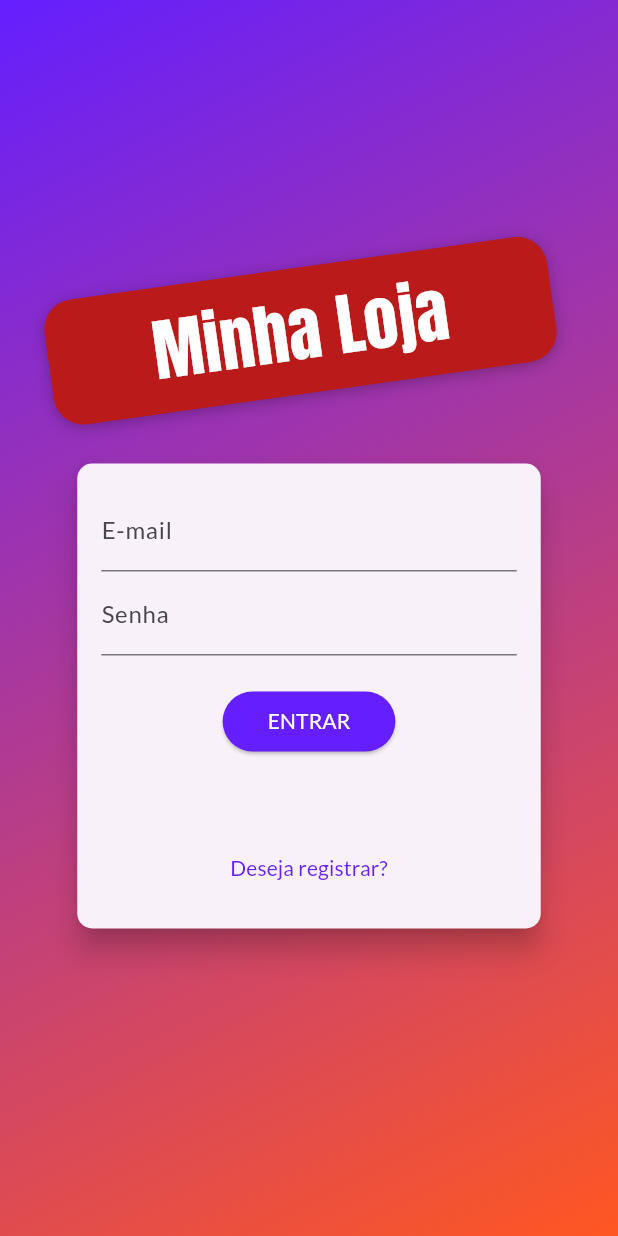
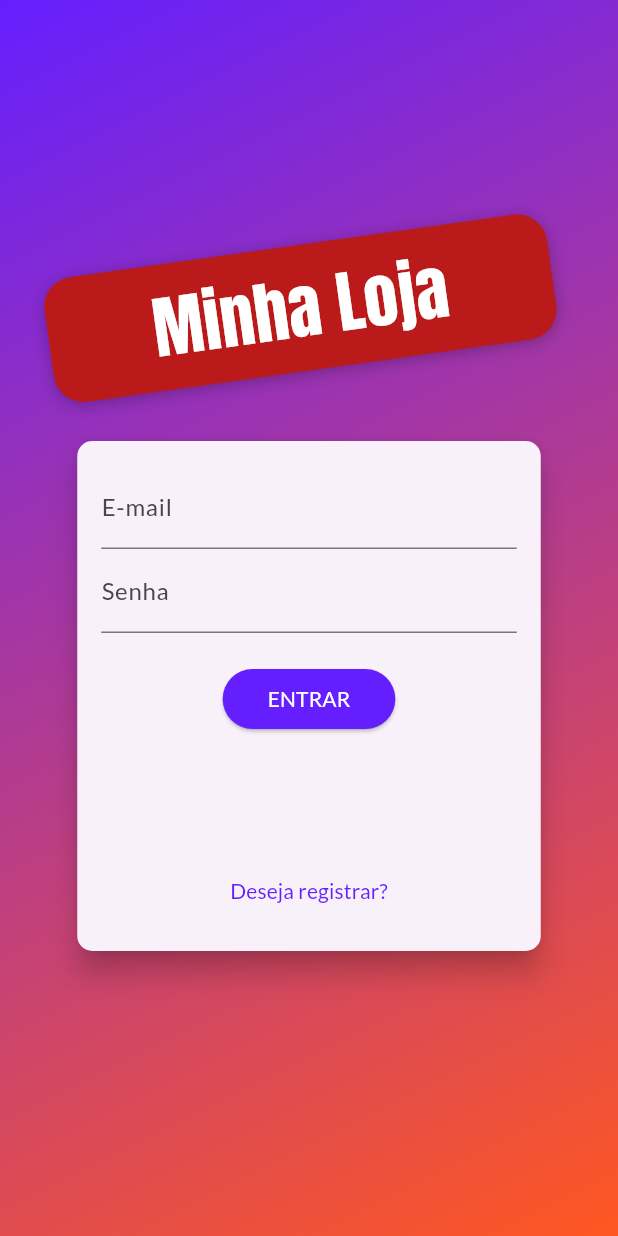
Before and after one commit to jhonatancassante/loja-flutter, a Flutter app: the screen it shows after launch, on a phone screen of 412 x 824 dp. Run offline on Flutter 3.47's test engine with Material 3 defaults, Android fonts, the phone set to English and light mode, and no system bars; our stand-ins replace shared_preferences.

Commit message:
Corrigido erro de tamanho

```diff
--- a/lib/components/formulario_autenticacao.dart
+++ b/lib/components/formulario_autenticacao.dart
@@ -92,7 +92,7 @@ class _FormularioAutenticacaoState extends State<FormularioAutenticacao>
     );
 
     _animacaoAltura = Tween(
-      begin: const Size(double.infinity, 310),
+      begin: const Size(double.infinity, 340),
       end: const Size(double.infinity, 500),
     ).animate(
       CurvedAnimation(
@@ -123,7 +123,7 @@ class _FormularioAutenticacaoState extends State<FormularioAutenticacao>
         animation: _animacaoAltura!,
         builder: (ctx, child) => Container(
           padding: const EdgeInsets.all(16),
-          height: _animacaoAltura?.value.height ?? (_eLogin() ? 310 : 500),
+          height: _animacaoAltura?.value.height ?? (_eLogin() ? 340 : 500),
           width: tamanhoDispositivo.width * 0.75,
           child: child,
         ),
```
